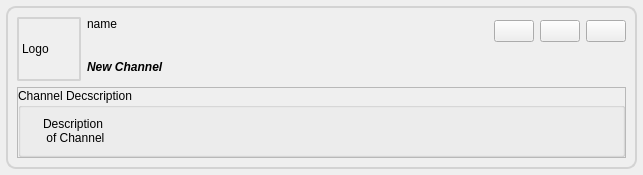
Old version of the form retroshare-gui/src/gui/feeds/ChanNewItem.ui in the repository RetroShare/RetroShare.
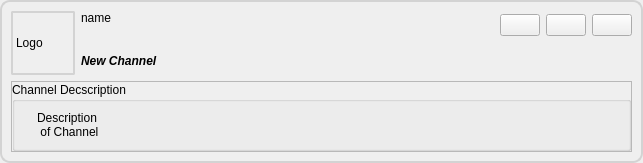
New version of the form. Icons and pictures are not drawn.

```diff
--- a/retroshare-gui/src/gui/feeds/ChanNewItem.ui
+++ b/retroshare-gui/src/gui/feeds/ChanNewItem.ui
@@ -7,7 +7,7 @@
     <x>0</x>
     <y>0</y>
     <width>643</width>
-    <height>173</height>
+    <height>155</height>
    </rect>
   </property>
   <property name="windowTitle">
@@ -15,7 +15,7 @@
   </property>
   <layout class="QGridLayout">
    <property name="margin">
-    <number>6</number>
+    <number>0</number>
    </property>
    <item row="0" column="0">
     <widget class="QFrame" name="frame">
@@ -249,19 +249,6 @@
         </layout>
        </widget>
       </item>
-      <item row="3" column="0" colspan="2">
-       <spacer name="verticalSpacer">
-        <property name="orientation">
-         <enum>Qt::Vertical</enum>
-        </property>
-        <property name="sizeHint" stdset="0">
-         <size>
-          <width>20</width>
-          <height>10</height>
-         </size>
-        </property>
-       </spacer>
-      </item>
      </layout>
     </widget>
    </item>
```
